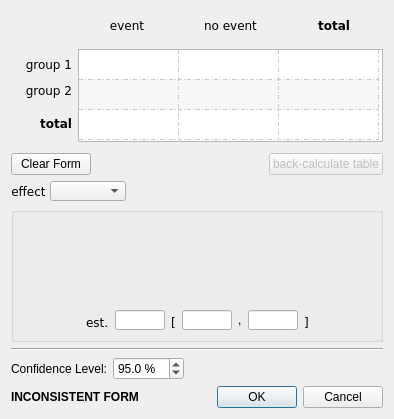
bwallace/OpenMeta-analyst-, file src/forms/binary_data_form2.ui: the form before one commit.
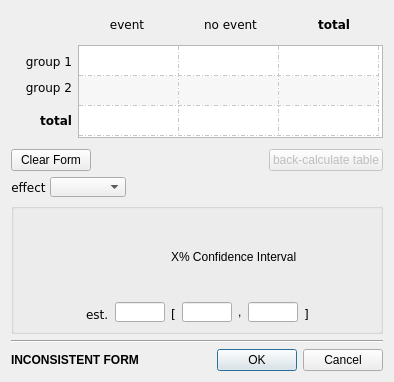
The form after the commit. Icons and pictures are not drawn.

The edit to the form file:
```diff
--- a/src/forms/binary_data_form2.ui
+++ b/src/forms/binary_data_form2.ui
@@ -7,7 +7,7 @@
     <x>0</x>
     <y>0</y>
     <width>394</width>
-    <height>419</height>
+    <height>382</height>
    </rect>
   </property>
   <property name="windowTitle">
@@ -308,7 +308,7 @@
          <string>Use the box to the left to set the % confidence interval</string>
         </property>
         <property name="text">
-         <string/>
+         <string>X% Confidence Interval</string>
         </property>
        </widget>
       </item>
@@ -467,55 +467,6 @@
      </property>
     </widget>
    </item>
-   <item>
-    <layout class="QHBoxLayout" name="horizontalLayout_18">
-     <item>
-      <widget class="QLabel" name="label_24">
-       <property name="text">
-        <string>Confidence Level:</string>
-       </property>
-      </widget>
-     </item>
-     <item>
-      <widget class="QDoubleSpinBox" name="CI_spinbox">
-       <property name="toolTip">
-        <string>Use this box to set the % confidence interval</string>
-       </property>
-       <property name="suffix">
-        <string> %</string>
-       </property>
-       <property name="decimals">
-        <number>1</number>
-       </property>
-       <property name="minimum">
-        <double>40.000000000000000</double>
-       </property>
-       <property name="maximum">
-        <double>100.000000000000000</double>
-       </property>
-       <property name="singleStep">
-        <double>0.100000000000000</double>
-       </property>
-       <property name="value">
-        <double>95.000000000000000</double>
-       </property>
-      </widget>
-     </item>
-     <item>
-      <spacer name="horizontalSpacer_18">
-       <property name="orientation">
-        <enum>Qt::Horizontal</enum>
-       </property>
-       <property name="sizeHint" stdset="0">
-        <size>
-         <width>40</width>
-         <height>20</height>
-        </size>
-       </property>
-      </spacer>
-     </item>
-    </layout>
-   </item>
    <item>
     <layout class="QHBoxLayout" name="horizontalLayout_14">
      <item>
```
Left out of the diff: 5 changed lines with no effect on the pictures.
